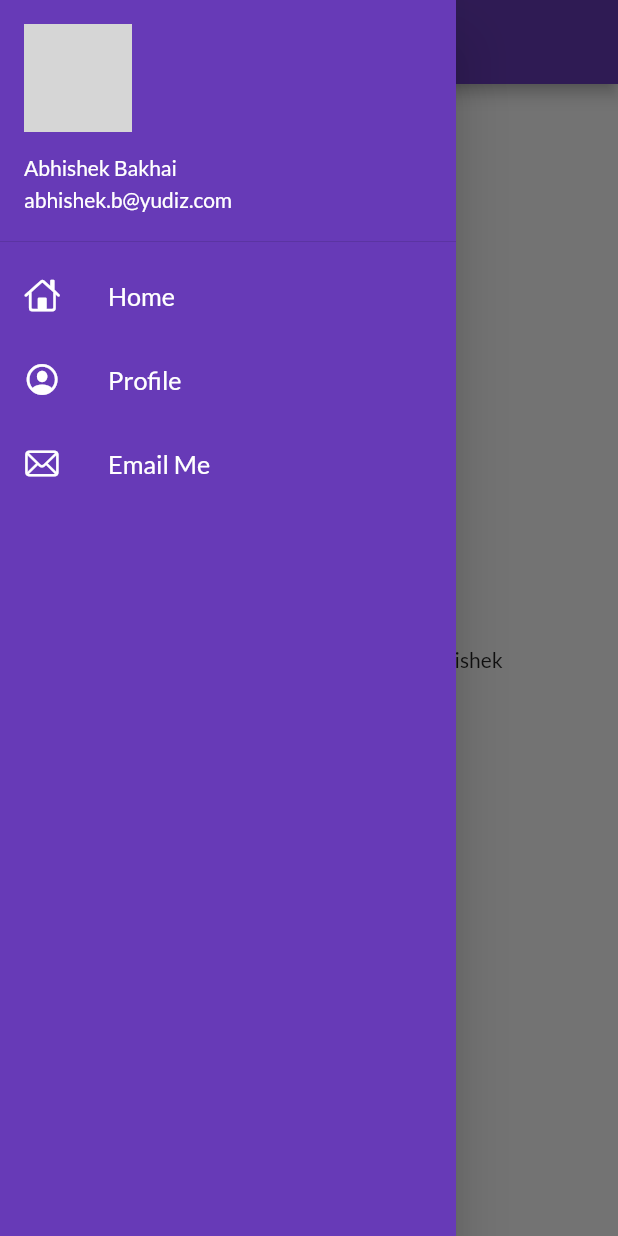
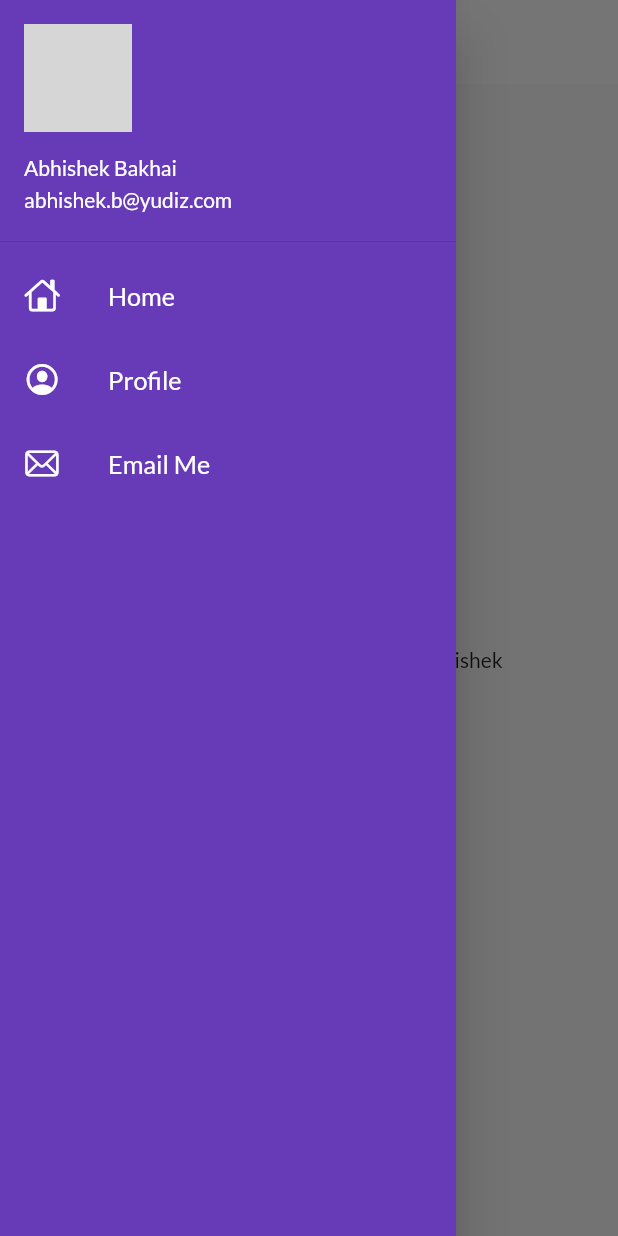
Before and after one commit to yudiz-abhishek/30DaysOfFlutter, a Flutter app: the screen it shows after launch, with the side drawer open, on a phone screen of 412 x 824 dp. Run offline on Flutter 3.47's test engine with Material 2 defaults, Android fonts, the phone set to English and light mode, and no system bars; our stand-ins replace google_fonts; network calls fail; grey boxes are pictures that could not be loaded.

Commit message:
added widgets MyTheme for Light Dark

```diff
--- a/lib/main.dart
+++ b/lib/main.dart
@@ -2,6 +2,7 @@ import 'package:flutter/material.dart';
 import 'package:flutter_catalog/pages/home_page.dart';
 import 'package:flutter_catalog/pages/login_page.dart';
 import 'package:flutter_catalog/utils/routes.dart';
+import 'package:flutter_catalog/widgets/themes.dart';
 import 'package:google_fonts/google_fonts.dart';
 
 void main() {
@@ -31,13 +32,10 @@ class MyApp extends StatelessWidget {
       //For remove debuge banner
       debugShowCheckedModeBanner: false,
       //For Light Theme Colors
-      theme: ThemeData(
-          //Auto Switch Colors using dart collections
-          primarySwatch: Colors.deepPurple,
-          //For Allover App Font
-          fontFamily: GoogleFonts.lato().fontFamily),
+      theme: MyTheme.lightTheme(context),
       //For Dark Theme Colors
-      darkTheme: ThemeData(brightness: Brightness.dark),
+      darkTheme: MyTheme.darkTheme(context),
+      //Init Screen route
       initialRoute: MyRoutes.homeRoute,
       routes: {
         "/": (context) => LoginPage(),
--- a/lib/widgets/drawer.dart
+++ b/lib/widgets/drawer.dart
@@ -21,10 +21,15 @@ class MyDrawer extends StatelessWidget {
                   margin: EdgeInsets.zero,
                   accountName: Text("Abhishek Bakhai"),
                   accountEmail: Text("abhishek.b@yudiz.com"),
-                  currentAccountPicture: CircleAvatar(
-                    //For Assest Use Asset,
-                    //For Network User a NetworkImage
-                    backgroundImage: NetworkImage(imageURL),
+                  currentAccountPicture: Container(
+                    decoration: BoxDecoration(
+                        color: Colors.deepOrange,
+                        borderRadius: BorderRadius.circular(30)),
+                    child: CircleAvatar(
+                      //For Assest Use Asset,
+                      //For Network User a NetworkImage
+                      backgroundImage: NetworkImage(imageURL),
+                    ),
                   ),
                 )),
             //First Item
--- /dev/null
+++ b/lib/widgets/themes.dart
@@ -0,0 +1,21 @@
+import 'package:flutter/material.dart';
+import 'package:google_fonts/google_fonts.dart';
+
+class MyTheme {
+  //Light Theme
+  static ThemeData lightTheme(BuildContext context) => ThemeData(
+      //Auto Switch Colors using dart collections
+      primarySwatch: Colors.deepPurple,
+      //For Allover App Font
+      fontFamily: GoogleFonts.lato().fontFamily,
+      appBarTheme: AppBarTheme(
+          color: Colors.white,
+          elevation: 0.0,
+          iconTheme: IconThemeData(color: Colors.black),
+          //For App Bar Title text
+          titleTextStyle: Theme.of(context).textTheme.headline6));
+
+  //Dark Theme
+  static ThemeData darkTheme(BuildContext context) =>
+      ThemeData(brightness: Brightness.dark);
+}
```
Also changed, not shown: lib/pages/home_page.dart (+12 -0 lines).
